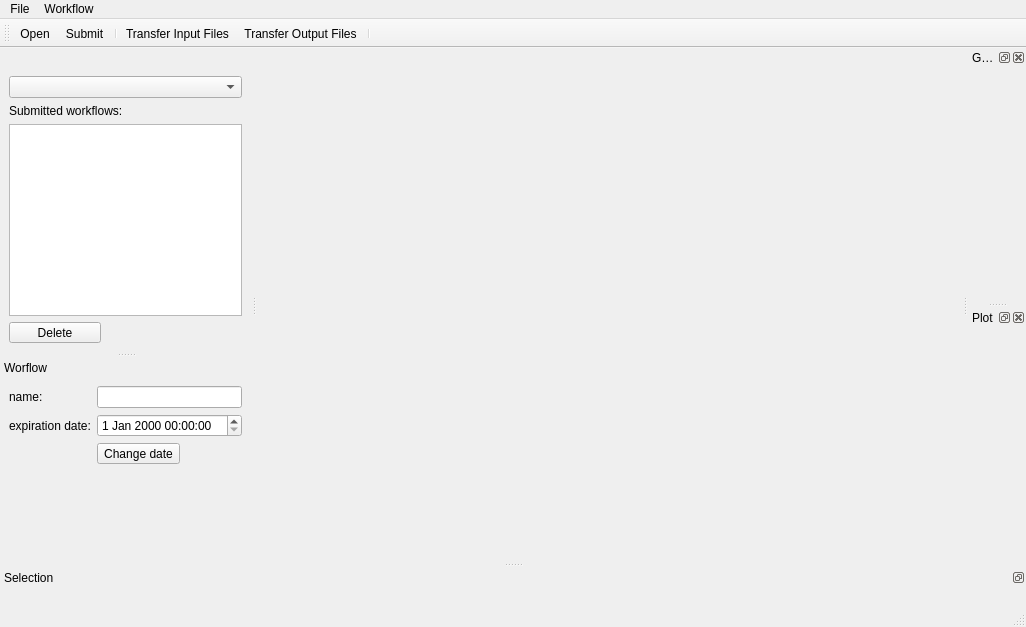
Old version of the form python/soma/jobs/gui/WorkflowMainWindow.ui in the repository populse/soma-workflow.
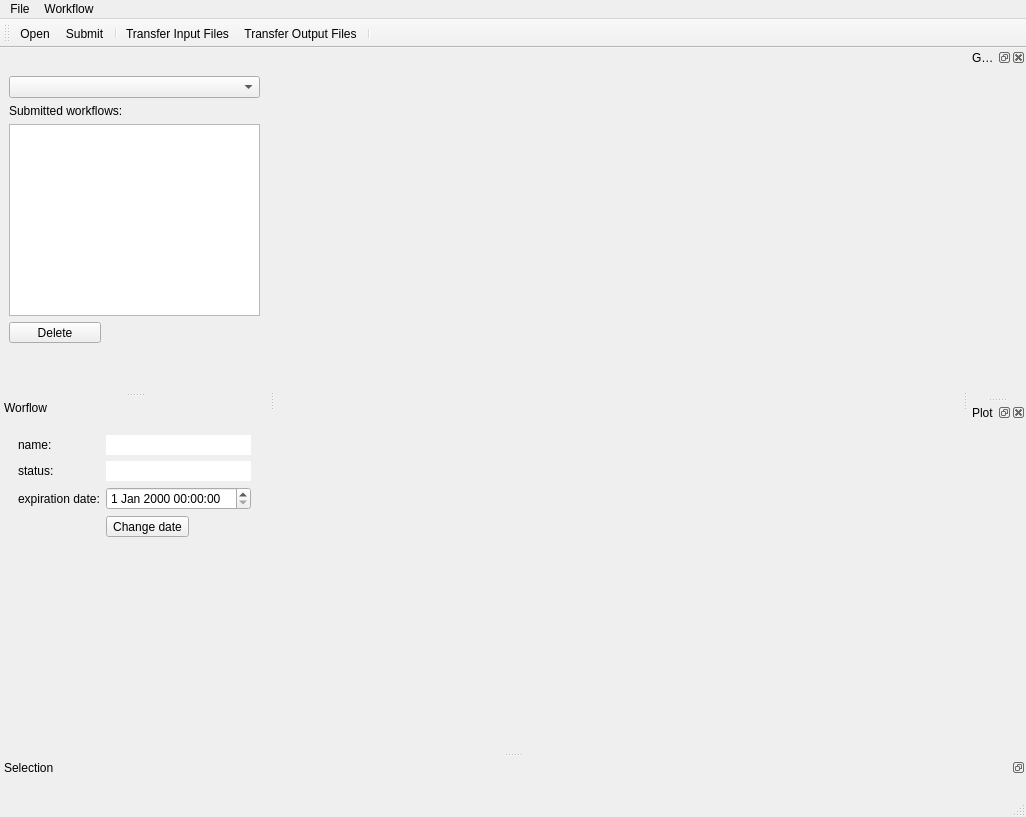
New version of the form.

Commit message: submission dialog

Patch:
```diff
--- a/python/soma/jobs/gui/WorkflowMainWindow.ui
+++ b/python/soma/jobs/gui/WorkflowMainWindow.ui
@@ -7,7 +7,7 @@
     <x>0</x>
     <y>0</y>
     <width>1026</width>
-    <height>627</height>
+    <height>817</height>
    </rect>
   </property>
   <property name="sizePolicy">
@@ -133,7 +133,7 @@
       <widget class="QComboBox" name="combo_resources">
        <property name="minimumSize">
         <size>
-         <width>120</width>
+         <width>242</width>
          <height>0</height>
         </size>
        </property>
@@ -187,6 +187,19 @@
        </property>
       </widget>
      </item>
+     <item>
+      <spacer name="verticalSpacer_2">
+       <property name="orientation">
+        <enum>Qt::Vertical</enum>
+       </property>
+       <property name="sizeHint" stdset="0">
+        <size>
+         <width>20</width>
+         <height>40</height>
+        </size>
+       </property>
+      </spacer>
+     </item>
     </layout>
    </widget>
   </widget>
@@ -203,6 +216,9 @@
    <widget class="QWidget" name="dockWidgetContents_wf_info">
     <layout class="QVBoxLayout" name="verticalLayout_2">
      <item>
+      <widget class="QWidget" name="widget_wf_status_date" native="true">
+       <layout class="QVBoxLayout" name="verticalLayout_3">
+        <item>
       <layout class="QFormLayout" name="formLayout">
        <property name="sizeConstraint">
         <enum>QLayout::SetDefaultConstraint</enum>
@@ -218,32 +234,26 @@
         </widget>
        </item>
        <item row="0" column="1">
-        <widget class="QLineEdit" name="lineedit_wf_name">
-         <property name="minimumSize">
-          <size>
-           <width>70</width>
-           <height>0</height>
-          </size>
-         </property>
-         <property name="maximumSize">
-          <size>
-           <width>150</width>
-           <height>16777215</height>
-          </size>
+           <widget class="QLineEdit" name="wf_name">
+            <property name="frame">
+             <bool>false</bool>
+            </property>
+            <property name="readOnly">
+             <bool>true</bool>
          </property>
         </widget>
        </item>
-       <item row="1" column="0">
+          <item row="2" column="0">
         <widget class="QLabel" name="label">
          <property name="text">
           <string>expiration date:</string>
          </property>
         </widget>
        </item>
-       <item row="1" column="1">
-        <widget class="QDateTimeEdit" name="dateTimeEdit_expiration"/>
-       </item>
        <item row="2" column="1">
+           <widget class="QDateTimeEdit" name="dateTimeEdit_expiration"/>
+          </item>
+          <item row="3" column="1">
         <widget class="QToolButton" name="toolButton_change_exp_date">
          <property name="sizePolicy">
           <sizepolicy hsizetype="Minimum" vsizetype="Fixed">
@@ -262,7 +272,27 @@
          </property>
         </widget>
        </item>
-      </layout>
+          <item row="1" column="0">
+           <widget class="QLabel" name="label_2">
+            <property name="text">
+             <string>status:</string>
+            </property>
+           </widget>
+          </item>
+          <item row="1" column="1">
+           <widget class="QLineEdit" name="lineedit_wf_status">
+            <property name="frame">
+             <bool>false</bool>
+            </property>
+            <property name="readOnly">
+             <bool>true</bool>
+            </property>
+           </widget>
+          </item>
+         </layout>
+        </item>
+       </layout>
+      </widget>
      </item>
      <item>
       <widget class="QWidget" name="widget_wf_info" native="true"/>
```
Left out of the diff: 9 changed lines with no effect on the pictures. Lines whose indentation alone changed are shown as unchanged. The commit also changes 3 other files.
